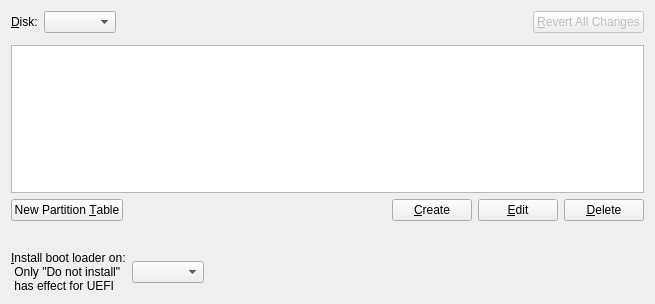
Qt form src/modules/partition/gui/PartitionPage.ui (dagodax/calamares) before a commit.
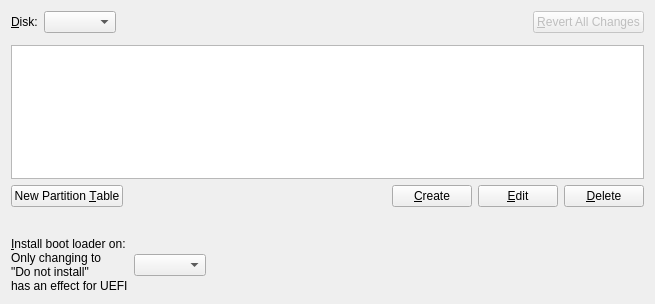
The same form after that commit. Custom widgets are drawn as their Qt base class.

Commit message: adjust UEFI text

Diff of the .ui file:
```diff
--- a/src/modules/partition/gui/PartitionPage.ui
+++ b/src/modules/partition/gui/PartitionPage.ui
@@ -143,8 +143,9 @@
       <widget class="QLabel" name="label_3">
        <property name="text">
         <string>&amp;Install boot loader on: 
- Only &quot;Do not install&quot; 
- has effect for UEFI</string>
+Only changing to 
+&quot;Do not install&quot; 
+has an effect for UEFI</string>
        </property>
        <property name="scaledContents">
         <bool>false</bool>
```
